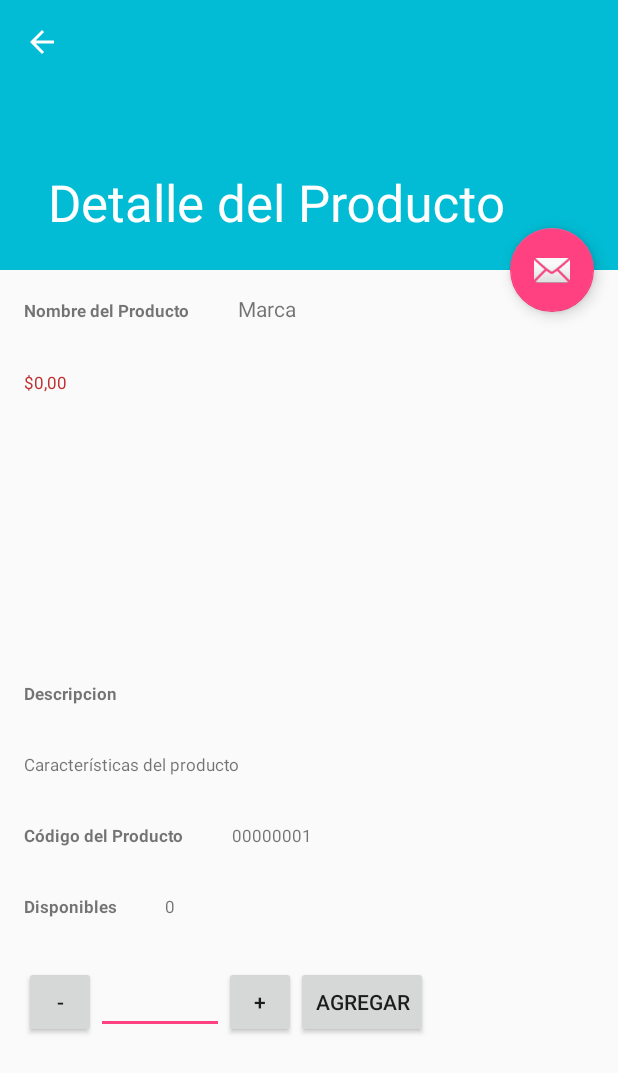
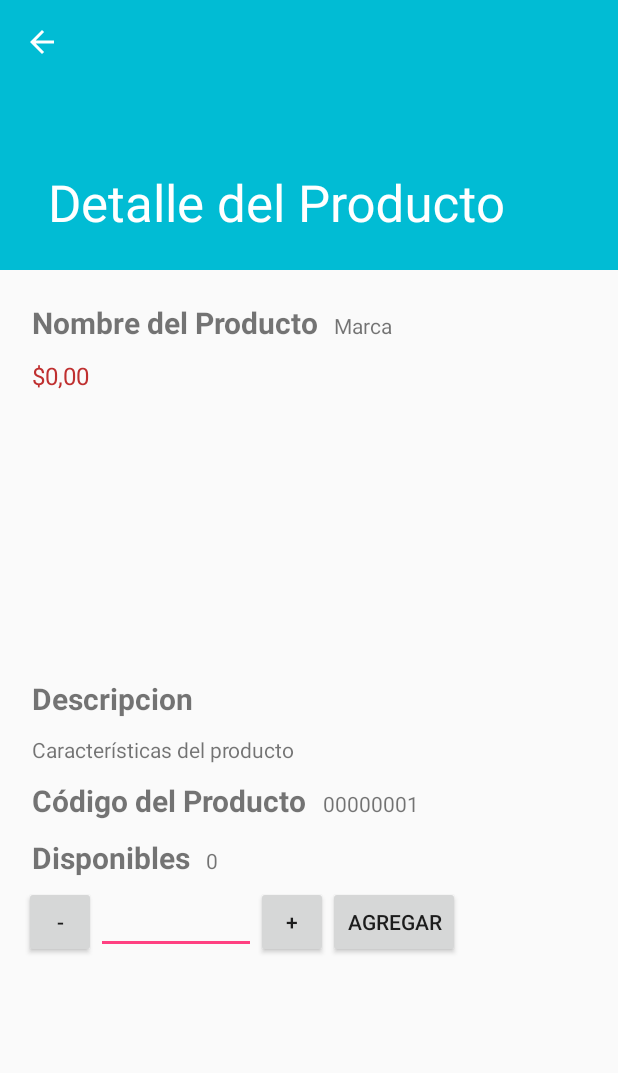
Before and after one commit to tdp2grupo6/OrderTracker-mobile, an Android app: the DetalleProductoActivity screen opened directly, with no data from a screen before it, on a phone screen of 412 x 824 dp. Shown: the top 1073 px of the screen. Run offline under Robolectric (Android 15) with nearby library versions, the phone set to English and light mode, and no system bars.

Commit message:
US-343: Mejoras visuales a vista detalle

```diff
--- a/app/src/main/res/layout/activity_detalle_producto.xml
+++ b/app/src/main/res/layout/activity_detalle_producto.xml
@@ -35,6 +35,7 @@
 
     <include layout="@layout/content_detalle_producto"/>
 
+    <!--
     <android.support.design.widget.FloatingActionButton
         android:id="@+id/fab"
         android:layout_width="wrap_content"
@@ -43,5 +44,6 @@
         android:src="@android:drawable/ic_dialog_email"
         app:layout_anchor="@id/app_bar"
         app:layout_anchorGravity="bottom|end"/>
+    -->
 
 </android.support.design.widget.CoordinatorLayout>
--- a/app/src/main/res/layout/content_detalle_producto.xml
+++ b/app/src/main/res/layout/content_detalle_producto.xml
@@ -12,7 +12,8 @@
     <LinearLayout
         android:orientation="vertical"
         android:layout_width="match_parent"
-        android:layout_height="match_parent">
+        android:layout_height="match_parent"
+        android:layout_margin="@dimen/text_margin">
 
         <LinearLayout
             android:layout_width="match_parent"
@@ -22,48 +23,57 @@
                 android:id="@+id/detalle_producto_nombre"
                 android:layout_width="wrap_content"
                 android:layout_height="wrap_content"
-                android:layout_margin="@dimen/text_margin"
-                style="@style/ItemTitulo"
+                style="@style/DetalleTitulo"
+                android:layout_margin="5dp"
                 android:text="@string/detalle_producto_nombre"/>
 
             <TextView
                 android:id="@+id/detalle_producto_marca"
                 android:layout_width="wrap_content"
                 android:layout_height="wrap_content"
-                android:layout_margin="@dimen/text_margin"
+                android:layout_margin="5dp"
+                style="@style/DetalleDescripcion"
                 android:text="@string/detalle_producto_marca"/>
 
         </LinearLayout>
+
+        <LinearLayout
+            android:orientation="vertical"
+            android:layout_width="match_parent"
+            android:layout_height="match_parent">
 
             <TextView
                 android:id="@+id/detalle_producto_precio"
                 android:layout_width="wrap_content"
                 android:layout_height="wrap_content"
-            android:layout_margin="@dimen/text_margin"
-            style="@style/ItemPrecio"
+                style="@style/DetallePrecio"
+                android:layout_margin="5dp"
                 android:text="@string/detalle_producto_precio"/>
 
             <ImageView
                 android:id="@+id/detalle_producto_imagen"
                 android:layout_width="match_parent"
                 android:layout_height="match_parent"
+                android:layout_margin="10dp"
                 android:minHeight="@dimen/nav_header_height"/>
 
             <TextView
                 android:id="@+id/detalle_producto_descripcion_titulo"
                 android:layout_width="wrap_content"
                 android:layout_height="wrap_content"
-            android:layout_margin="@dimen/text_margin"
-            style="@style/ItemTitulo"
+                android:layout_margin="5dp"
+                style="@style/DetalleTitulo"
                 android:text="@string/detalle_producto_descripcion_titulo"/>
 
             <TextView
                 android:id="@+id/detalle_producto_descripcion"
                 android:layout_width="wrap_content"
                 android:layout_height="wrap_content"
-            android:layout_margin="@dimen/text_margin"
-            style="@style/ItemDescripcion"
+                android:layout_margin="5dp"
+                style="@style/DetalleDescripcion"
                 android:text="@string/detalle_producto_descripcion"/>
+
+        </LinearLayout>
 
         <LinearLayout
             android:layout_width="match_parent"
@@ -73,16 +83,16 @@
                 android:id="@+id/detalle_producto_codigo_titulo"
                 android:layout_width="wrap_content"
                 android:layout_height="wrap_content"
-                android:layout_margin="@dimen/text_margin"
-                style="@style/ItemTitulo"
+                android:layout_margin="5dp"
+                style="@style/DetalleTitulo"
                 android:text="@string/detalle_producto_codigo_titulo"/>
 
             <TextView
                 android:id="@+id/detalle_producto_codigo"
                 android:layout_width="wrap_content"
                 android:layout_height="wrap_content"
-                android:layout_margin="@dimen/text_margin"
-                style="@style/ItemDescripcion"
+                android:layout_margin="5dp"
+                style="@style/DetalleDescripcion"
                 android:text="@string/detalle_producto_codigo"/>
 
         </LinearLayout>
@@ -95,24 +105,23 @@
                 android:id="@+id/detalle_producto_stock_titulo"
                 android:layout_width="wrap_content"
                 android:layout_height="wrap_content"
-                android:layout_margin="@dimen/text_margin"
-                style="@style/ItemTitulo"
+                android:layout_margin="5dp"
+                style="@style/DetalleTitulo"
                 android:text="@string/detalle_producto_stock_titulo"/>
 
             <TextView
                 android:id="@+id/detalle_producto_stock"
                 android:layout_width="wrap_content"
                 android:layout_height="wrap_content"
-                android:layout_margin="@dimen/text_margin"
-                style="@style/ItemDescripcion"
+                style="@style/DetalleDescripcion"
+                android:layout_margin="5dp"
                 android:text="@string/detalle_producto_stock"/>
 
         </LinearLayout>
 
         <LinearLayout
             android:layout_width="match_parent"
-            android:layout_height="match_parent"
-            android:layout_margin="@dimen/text_margin">
+            android:layout_height="match_parent">
 
             <Button
                 style="?android:attr/buttonStyleSmall"
@@ -126,7 +135,7 @@
                 android:layout_width="wrap_content"
                 android:layout_height="wrap_content"
                 android:inputType="number"
-                android:ems="4"/>
+                android:ems="5"/>
 
             <Button
                 style="?android:attr/buttonStyleSmall"
@@ -139,8 +148,7 @@
                 android:layout_width="wrap_content"
                 android:layout_height="wrap_content"
                 android:text="@string/detalle_producto_pedido_agregar"
-                android:id="@+id/detalle_producto_pedido_agregar"
-                android:layout_gravity="right"/>
+                android:id="@+id/detalle_producto_pedido_agregar"/>
 
         </LinearLayout>
 
--- a/app/src/main/res/values/styles.xml
+++ b/app/src/main/res/values/styles.xml
@@ -49,4 +49,29 @@
         <item name="android:textColor">#bf2f2f</item>
     </style>
 
+    <style name="DetalleTitulo">
+        <item name="android:fontFamily">sans-serif</item>
+        <item name="android:textSize">20sp</item>
+        <item name="android:textStyle">bold</item>
+    </style>
+
+    <style name="DetalleNombre">
+        <item name="android:fontFamily">sans-serif</item>
+        <item name="android:textSize">22sp</item>
+        <item name="android:textStyle">bold</item>
+    </style>
+
+    <style name="DetallePrecio">
+        <item name="android:fontFamily">sans-serif</item>
+        <item name="android:textSize">16sp</item>
+        <item name="android:textStyle">normal</item>
+        <item name="android:textColor">#bf2f2f</item>
+    </style>
+
+    <style name="DetalleDescripcion">
+        <item name="android:fontFamily">sans-serif</item>
+        <item name="android:textSize">14sp</item>
+        <item name="android:textStyle">normal</item>
+    </style>
+
 </resources>
```
Lines whose indentation alone changed are shown as unchanged.
